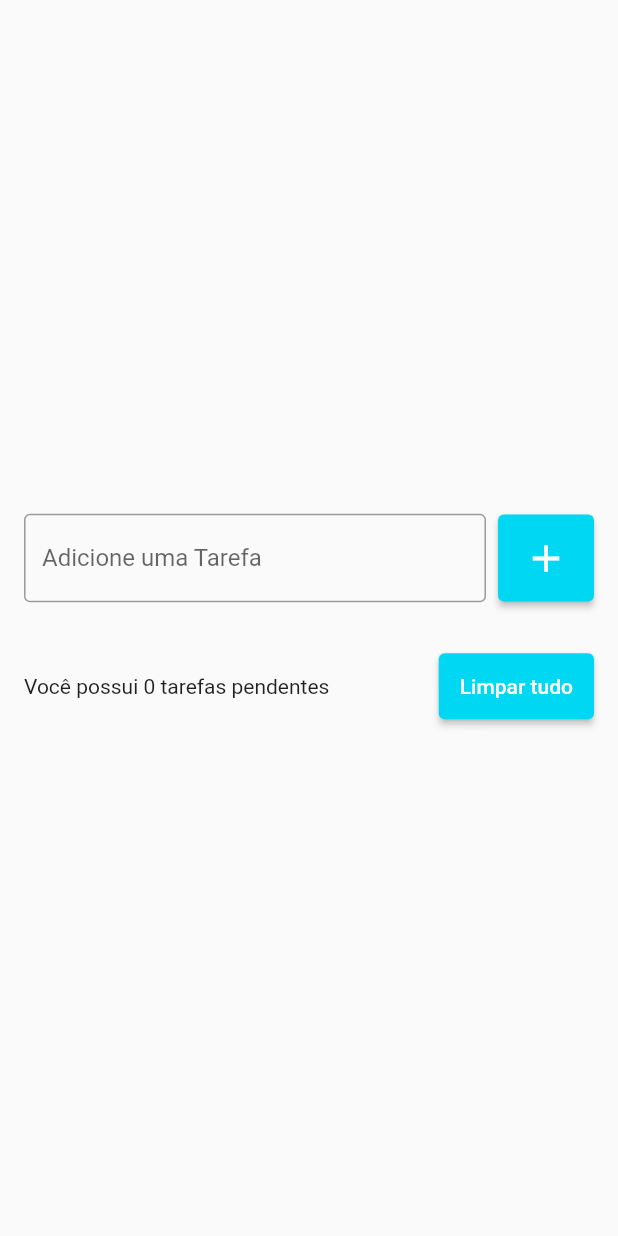
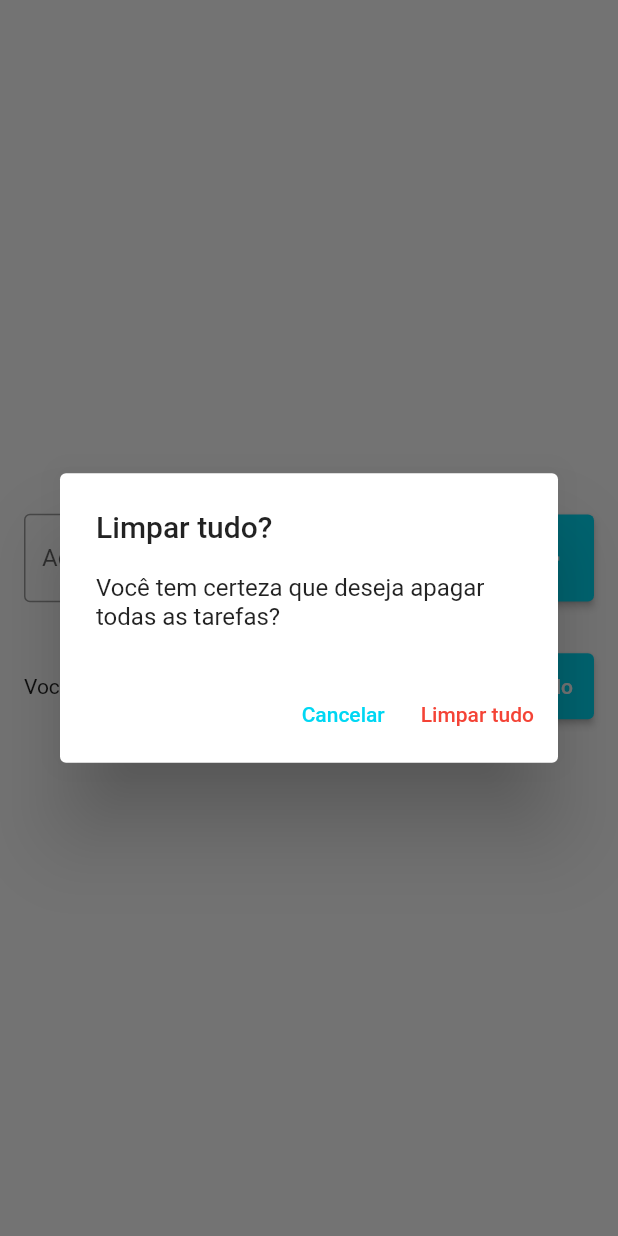
Before and after one commit to hmarcone/todo_list, a Flutter app: the screen it shows after launch, after a tap on "Limpar tudo", on a phone screen of 412 x 824 dp. Run offline on Flutter 3.47's test engine with Material 2 defaults, Android fonts, the phone set to English and light mode, and no system bars; our stand-ins replace flutter_slidable.

Commit message:
103. Deletando Todas as Tarefas

```diff
--- a/lib/pages/todo_list_page.dart
+++ b/lib/pages/todo_list_page.dart
@@ -34,8 +34,7 @@ class _TodoListPageState extends State<TodoListPage> {
                         decoration: InputDecoration(
                             border: OutlineInputBorder(),
                             labelText: 'Adicione uma Tarefa',
-                            hintText: 'Ex. Estudar Flutter'
-                        ),
+                            hintText: 'Ex. Estudar Flutter'),
                       ),
                     ),
                     SizedBox(width: 8),
@@ -67,7 +66,7 @@ class _TodoListPageState extends State<TodoListPage> {
                   child: ListView(
                     shrinkWrap: true,
                     children: [
-                      for(Todo todo in todos)
+                      for (Todo todo in todos)
                         TodoListItem(
                           todo: todo,
                           onDelete: onDelete,
@@ -85,12 +84,12 @@ class _TodoListPageState extends State<TodoListPage> {
                     ),
                     SizedBox(width: 8),
                     ElevatedButton(
-                        onPressed: () {},
-                        style: ElevatedButton.styleFrom(
-                          primary: Color(0xff00d7f3),
-                          padding: EdgeInsets.all(14),
-                        ),
-                        child: Text('Limpar tudo'),
+                      onPressed: showDeleteTodosConfirmationDialog,
+                      style: ElevatedButton.styleFrom(
+                        primary: Color(0xff00d7f3),
+                        padding: EdgeInsets.all(14),
+                      ),
+                      child: Text('Limpar tudo'),
                     )
                   ],
                 )
@@ -102,8 +101,7 @@ class _TodoListPageState extends State<TodoListPage> {
     );
   }
 
-  void onDelete(Todo todo){
-
+  void onDelete(Todo todo) {
     deletedTodo = todo;
     deletedTodoPos = todos.indexOf(todo);
 
@@ -114,7 +112,8 @@ class _TodoListPageState extends State<TodoListPage> {
     ScaffoldMessenger.of(context).clearSnackBars();
     ScaffoldMessenger.of(context).showSnackBar(
       SnackBar(
-        content: Text('Tarefa ${todo.title} foi removida com sucesso!',
+        content: Text(
+          'Tarefa ${todo.title} foi removida com sucesso!',
           style: TextStyle(color: Color(0xff060708)),
         ),
         backgroundColor: Colors.white,
@@ -131,4 +130,37 @@ class _TodoListPageState extends State<TodoListPage> {
       ),
     );
   }
+
+  void showDeleteTodosConfirmationDialog() {
+    showDialog(
+      context: context,
+      builder: (context) => AlertDialog(
+        title: Text('Limpar tudo?'),
+        content: Text('Você tem certeza que deseja apagar todas as tarefas?'),
+        actions: [
+          TextButton(
+            onPressed: () {
+              Navigator.of(context).pop();
+            },
+            style: TextButton.styleFrom(primary: Color(0xff00d7f3)),
+            child: Text('Cancelar'),
+          ),
+          TextButton(
+            onPressed: () {
+              Navigator.of(context).pop();
+              deleteAllTodos();
+            },
+            style: TextButton.styleFrom(primary: Colors.red),
+            child: Text('Limpar tudo'),
+          ),
+        ],
+      ),
+    );
+  }
+
+  void deleteAllTodos(){
+    setState(() {
+      todos.clear();
+    });
+  }
 }
```
